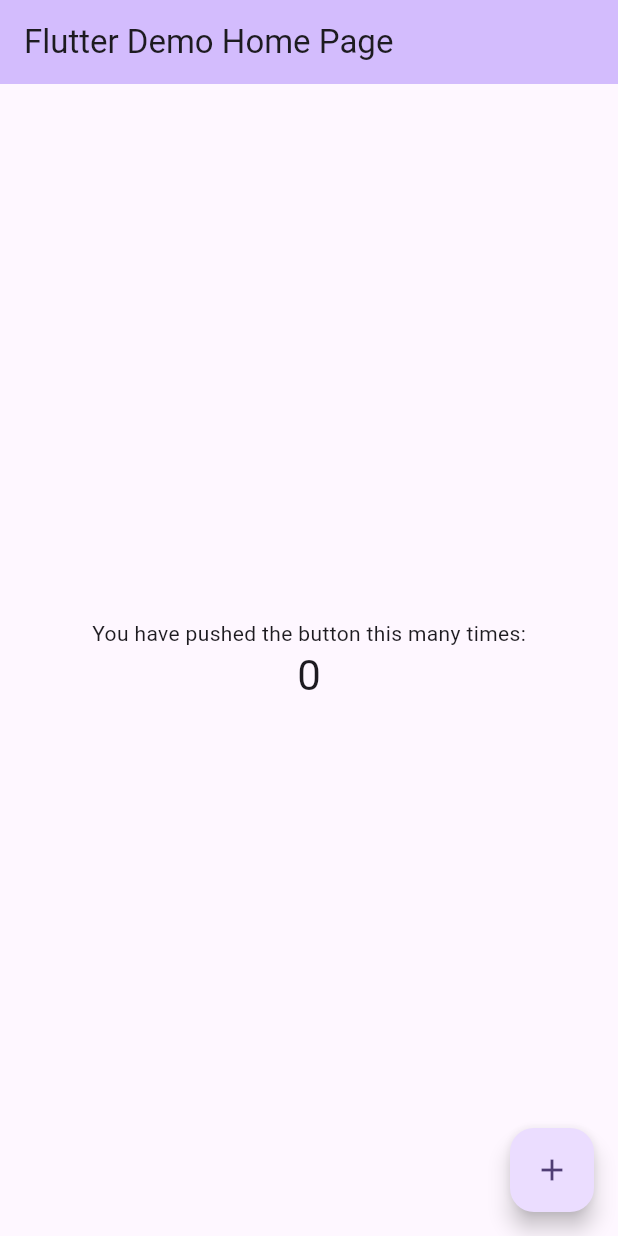
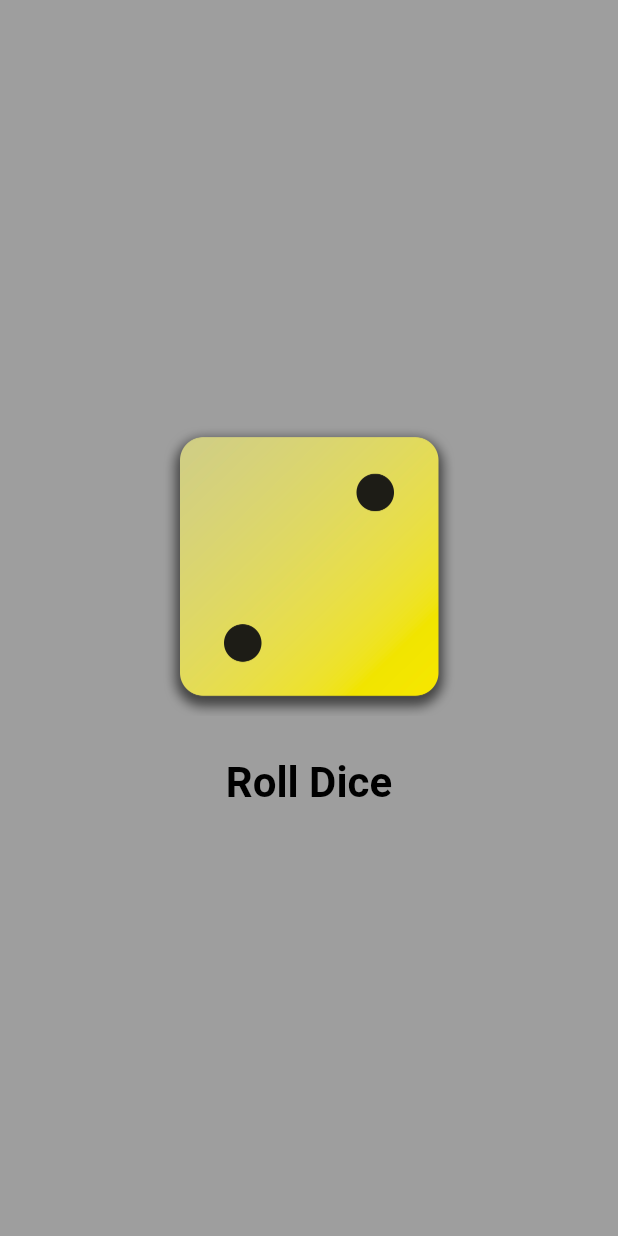
Before and after one commit to HiBorn4/RollMaster_Flutter_Dice_App, a Flutter app: the screen it shows after launch, on a phone screen of 412 x 824 dp. Run offline on Flutter 3.47's test engine with Material 2 defaults, Android fonts, the phone set to English and light mode, and no system bars.

Commit message:
Final Coloring

```diff
--- /dev/null
+++ b/lib/dice_roller.dart
@@ -0,0 +1,55 @@
+import 'dart:math';
+
+import 'package:flutter/material.dart';
+
+final randomizer = Random();
+
+class DiceRoller extends StatefulWidget {
+  const DiceRoller({super.key, Key? key});
+
+  @override
+  State<DiceRoller> createState() {
+    return _DiceRollerState();
+  }
+}
+
+class _DiceRollerState extends State<DiceRoller> {
+  var currentDiceRoll = 2;
+  var isBlackText = true;
+
+  void rollDice() {
+    setState(() {
+      currentDiceRoll = randomizer.nextInt(6) + 1;
+      isBlackText = !isBlackText; // Toggle the text color
+    });
+  }
+
+  @override
+  Widget build(BuildContext context) {
+    final textColor = isBlackText
+        ? Colors.black
+        : Colors.white; // Set text color based on the flag
+
+    return Column(
+      mainAxisSize: MainAxisSize.min,
+      children: [
+        Image.asset(
+          'assets/images/dice-$currentDiceRoll.png',
+          width: 200,
+        ),
+        const SizedBox(height: 20),
+        TextButton(
+          onPressed: rollDice,
+          style: TextButton.styleFrom(
+            foregroundColor: textColor,
+            textStyle: const TextStyle(
+              fontSize: 28,
+              fontWeight: FontWeight.bold,
+            ),
+          ),
+          child: const Text('Roll Dice'),
+        ),
+      ],
+    );
+  }
+}
--- /dev/null
+++ b/lib/gradient_container.dart
@@ -0,0 +1,32 @@
+import 'package:flutter/material.dart';
+import 'package:basics/dice_roller.dart';
+
+const startAlignment = Alignment.topLeft;
+const endAlignment = Alignment.bottomRight;
+
+class GradientContainer extends StatelessWidget {
+  const GradientContainer(MaterialColor deepPurple, MaterialColor indigo,
+      {Key? key})
+      : color1 = Colors.grey, // Set color1 to grey
+        color2 = Colors.grey, // Set color2 to grey
+        super(key: key);
+
+  final Color color1;
+  final Color color2;
+
+  @override
+  Widget build(BuildContext context) {
+    return Container(
+      decoration: BoxDecoration(
+        gradient: LinearGradient(
+          colors: [color1, color2],
+          begin: startAlignment,
+          end: endAlignment,
+        ),
+      ),
+      child: const Center(
+        child: DiceRoller(),
+      ),
+    );
+  }
+}
--- a/lib/main.dart
+++ b/lib/main.dart
@@ -1,125 +1,16 @@
 import 'package:flutter/material.dart';
 
+import 'package:basics/gradient_container.dart';
+
 void main() {
-  runApp(const MyApp());
-}
-
-class MyApp extends StatelessWidget {
-  const MyApp({super.key});
-
-  // This widget is the root of your application.
-  @override
-  Widget build(BuildContext context) {
-    return MaterialApp(
-      title: 'Flutter Demo',
-      theme: ThemeData(
-        // This is the theme of your application.
-        //
-        // TRY THIS: Try running your application with "flutter run". You'll see
-        // the application has a blue toolbar. Then, without quitting the app,
-        // try changing the seedColor in the colorScheme below to Colors.green
-        // and then invoke "hot reload" (save your changes or press the "hot
-        // reload" button in a Flutter-supported IDE, or press "r" if you used
-        // the command line to start the app).
-        //
-        // Notice that the counter didn't reset back to zero; the application
-        // state is not lost during the reload. To reset the state, use hot
-        // restart instead.
-        //
-        // This works for code too, not just values: Most code changes can be
-        // tested with just a hot reload.
-        colorScheme: ColorScheme.fromSeed(seedColor: Colors.deepPurple),
-        useMaterial3: true,
-      ),
-      home: const MyHomePage(title: 'Flutter Demo Home Page'),
-    );
-  }
-}
-
-class MyHomePage extends StatefulWidget {
-  const MyHomePage({super.key, required this.title});
-
-  // This widget is the home page of your application. It is stateful, meaning
-  // that it has a State object (defined below) that contains fields that affect
-  // how it looks.
-
-  // This class is the configuration for the state. It holds the values (in this
-  // case the title) provided by the parent (in this case the App widget) and
-  // used by the build method of the State. Fields in a Widget subclass are
-  // always marked "final".
-
-  final String title;
-
-  @override
-  State<MyHomePage> createState() => _MyHomePageState();
-}
-
-class _MyHomePageState extends State<MyHomePage> {
-  int _counter = 0;
-
-  void _incrementCounter() {
-    setState(() {
-      // This call to setState tells the Flutter framework that something has
-      // changed in this State, which causes it to rerun the build method below
-      // so that the display can reflect the updated values. If we changed
-      // _counter without calling setState(), then the build method would not be
-      // called again, and so nothing would appear to happen.
-      _counter++;
-    });
-  }
-
-  @override
-  Widget build(BuildContext context) {
-    // This method is rerun every time setState is called, for instance as done
-    // by the _incrementCounter method above.
-    //
-    // The Flutter framework has been optimized to make rerunning build methods
-    // fast, so that you can just rebuild anything that needs updating rather
-    // than having to individually change instances of widgets.
-    return Scaffold(
-      appBar: AppBar(
-        // TRY THIS: Try changing the color here to a specific color (to
-        // Colors.amber, perhaps?) and trigger a hot reload to see the AppBar
-        // change color while the other colors stay the same.
-        backgroundColor: Theme.of(context).colorScheme.inversePrimary,
-        // Here we take the value from the MyHomePage object that was created by
-        // the App.build method, and use it to set our appbar title.
-        title: Text(widget.title),
-      ),
-      body: Center(
-        // Center is a layout widget. It takes a single child and positions it
-        // in the middle of the parent.
-        child: Column(
-          // Column is also a layout widget. It takes a list of children and
-          // arranges them vertically. By default, it sizes itself to fit its
-          // children horizontally, and tries to be as tall as its parent.
-          //
-          // Column has various properties to control how it sizes itself and
-          // how it positions its children. Here we use mainAxisAlignment to
-          // center the children vertically; the main axis here is the vertical
-          // axis because Columns are vertical (the cross axis would be
-          // horizontal).
-          //
-          // TRY THIS: Invoke "debug painting" (choose the "Toggle Debug Paint"
-          // action in the IDE, or press "p" in the console), to see the
-          // wireframe for each widget.
-          mainAxisAlignment: MainAxisAlignment.center,
-          children: <Widget>[
-            const Text(
-              'You have pushed the button this many times:',
-            ),
-            Text(
-              '$_counter',
-              style: Theme.of(context).textTheme.headlineMedium,
-            ),
-          ],
+  runApp(
+    const MaterialApp(
+      home: Scaffold(
+        body: GradientContainer(
+          Colors.deepPurple,
+          Colors.indigo,
         ),
       ),
-      floatingActionButton: FloatingActionButton(
-        onPressed: _incrementCounter,
-        tooltip: 'Increment',
-        child: const Icon(Icons.add),
-      ), // This trailing comma makes auto-formatting nicer for build methods.
-    );
-  }
+    ),
+  );
 }
--- /dev/null
+++ b/lib/styled_text.dart
@@ -0,0 +1,18 @@
+import 'package:flutter/material.dart';
+
+class StyledText extends StatelessWidget {
+  const StyledText(this.text, {super.key});
+
+  final String text;
+
+  @override
+  Widget build(context) {
+    return Text(
+      text,
+      style: const TextStyle(
+        color: Colors.white,
+        fontSize: 28,
+      ),
+    );
+  }
+}
```
Also changed, not shown: pubspec.yaml (+10 -8 lines), assets/images/dice-1.png (added), assets/images/dice-2.png (added), assets/images/dice-3.png (added), assets/images/dice-4.png (added), assets/images/dice-5.png (added), assets/images/dice-6.png (added), pubspec.lock, 1 other file.
